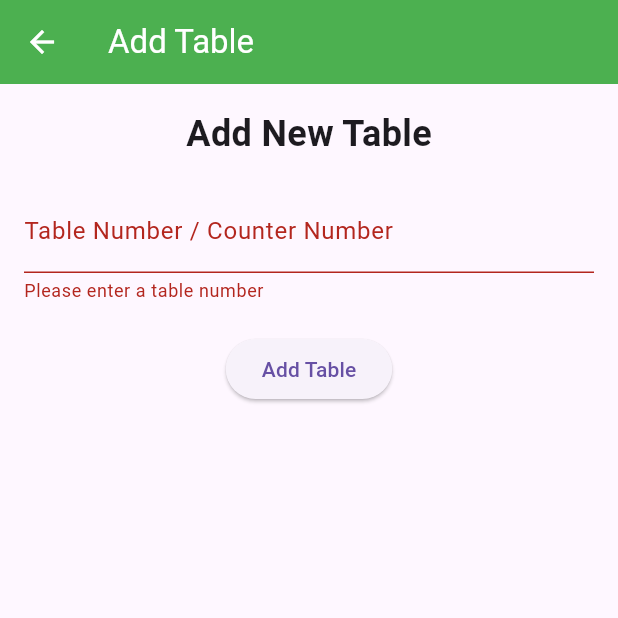
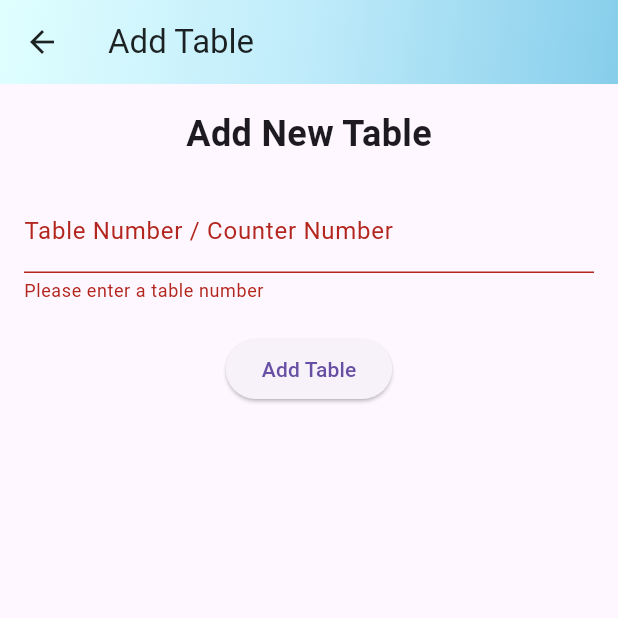
Before and after one commit to Vaibhavugile/arthanewbuild, a Flutter app: the AddTable screen opened directly, after a tap on "Add Table", on a phone screen of 412 x 824 dp, the top half of it. Run offline on Flutter 3.47's test engine with Material 3 defaults, Android fonts, the phone set to English and light mode, and no system bars; our stand-ins replace cloud_firestore, connectivity_plus, csv, file_picker, firebase_auth, firebase_core and 11 more; missing offline and left inert: blue_thermal_printer; accounts and stored records are empty; generated files the repository leaves out were written again.

Commit message:
demo ready

```diff
--- a/lib/screens/AddTable.dart
+++ b/lib/screens/AddTable.dart
@@ -3,7 +3,7 @@ import 'package:cloud_firestore/cloud_firestore.dart';
 import 'package:firebase_auth/firebase_auth.dart';
 import 'package:provider/provider.dart'; // For UserProvider
 import '../../providers/user_provider.dart';
-import'package:art/screens/billing_screen.dart';
+import 'package:art/screens/billing_screen.dart';
 
 class AddTable extends StatefulWidget {
   @override
@@ -14,6 +14,15 @@ class _AddTableState extends State<AddTable> {
   final _formKey = GlobalKey<FormState>();
   TextEditingController _tableNumberController = TextEditingController();
   bool sidebarOpen = false;
+
+  // Added isDarkMode state for AppBar theming
+  bool isDarkMode = false; // You might want to pass this from a parent widget later for consistent theme management
+
+  // Theme Colors copied from BranchDashboard
+  final Color appBarGradientStart = Color(0xFFE0FFFF); // Muted light blue
+  final Color appBarGradientMid = Color(0xFFBFEBFA); // Steel Blue
+  final Color appBarGradientEnd = Color(0xFF87CEEB); // Dark Indigo
+
 
   @override
   void initState() {
@@ -43,17 +52,16 @@ class _AddTableState extends State<AddTable> {
         });
 
         ScaffoldMessenger.of(context).showSnackBar(
-          SnackBar(content: Text("Table added successfully")),
+          const SnackBar(content: Text('Table added successfully!')),
         );
 
-        Navigator.push(
-          context,
-          MaterialPageRoute(builder: (context) => BillingScreen()),
-        ); // Navigate to another screen
-      } catch (error) {
-        print("Error adding table: $error");
+        // Optionally, navigate back after adding the table
+        Navigator.pop(context);
+
+      } catch (e) {
+        print("Error adding table: $e");
         ScaffoldMessenger.of(context).showSnackBar(
-          SnackBar(content: Text("Error adding table")),
+          SnackBar(content: Text('Error adding table: $e')),
         );
       }
     }
@@ -63,13 +71,32 @@ class _AddTableState extends State<AddTable> {
   Widget build(BuildContext context) {
     return Scaffold(
       appBar: AppBar(
-        backgroundColor: Color(0xFF4CB050),
+        // Removed backgroundColor and replaced with flexibleSpace for gradient/dark mode
         title: Text(
           'Add Table',
-          style: TextStyle(color: Colors.white), // 👈 Makes text white
+          style: TextStyle(color: isDarkMode ? Colors.white : Colors.black87), // Adjusted color based on dark mode
         ),
-        iconTheme: IconThemeData(color: Colors.white), // optional: makes back icon white too
-      ),       body: Padding(
+        iconTheme: IconThemeData(color: isDarkMode ? Colors.white : Colors.black87), // Adjusted color based on dark mode
+        flexibleSpace: isDarkMode // Logic copied from BranchDashboard
+            ? Container(
+          color: Colors.grey[850],
+        )
+            : Container(
+          decoration: BoxDecoration(
+            gradient: LinearGradient(
+              begin: Alignment.topLeft,
+              end: Alignment.bottomRight,
+              colors: [
+                appBarGradientStart,
+                appBarGradientMid,
+                appBarGradientEnd,
+              ],
+              stops: const [0.0, 0.5, 1.0],
+            ),
+          ),
+        ),
+      ),
+      body: Padding(
         padding: const EdgeInsets.all(16.0),
         child: Column(
           children: [
@@ -82,7 +109,7 @@ class _AddTableState extends State<AddTable> {
                   TextFormField(
                     controller: _tableNumberController,
                     decoration: InputDecoration(labelText: 'Table Number / Counter Number'),
-                    keyboardType: TextInputType.number,
+                    // keyboardType: TextInputType.number,
                     validator: (value) {
                       if (value == null || value.isEmpty) {
                         return 'Please enter a table number';
```
Also changed, not shown: lib/screens/AddInventoryScreen.dart (+26 -5 lines), lib/screens/MenuPage.dart (+49 -81 lines), lib/screens/billing_screen.dart (+112 -68 lines), lib/screens/branch_dashboard.dart (+41 -36 lines), lib/screens/inventory_screen.dart (+12 -12 lines), lib/screens/order_report_screen.dart (+4 -4 lines), lib/screens/vendor_screen.dart (+25 -25 lines).
